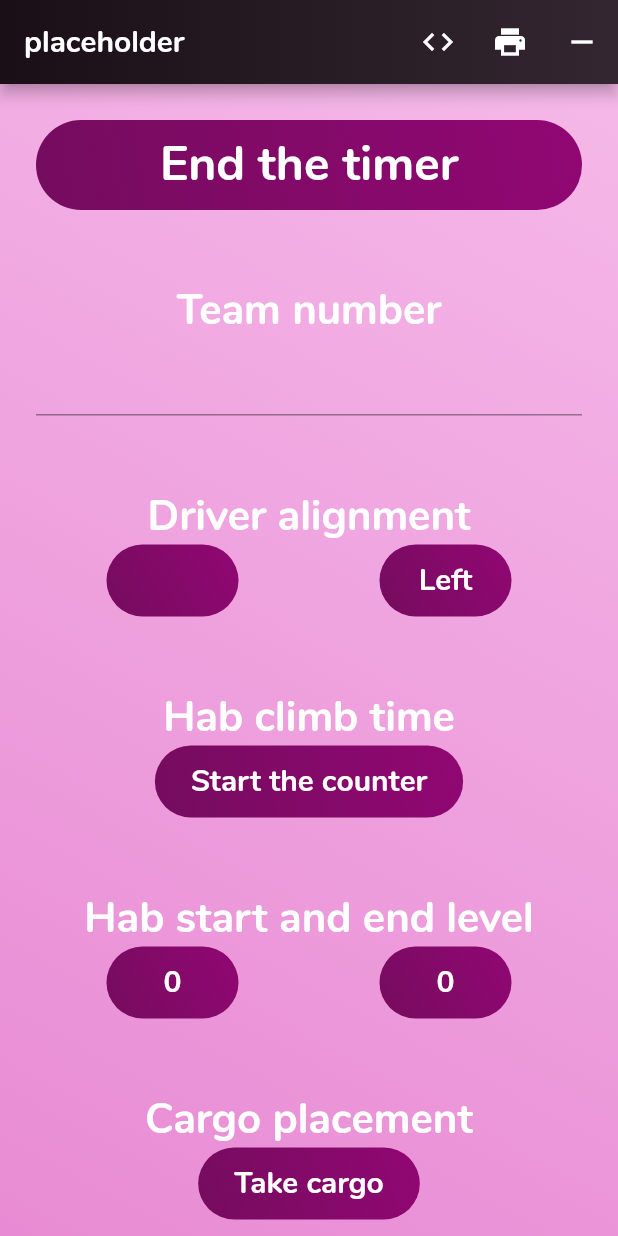
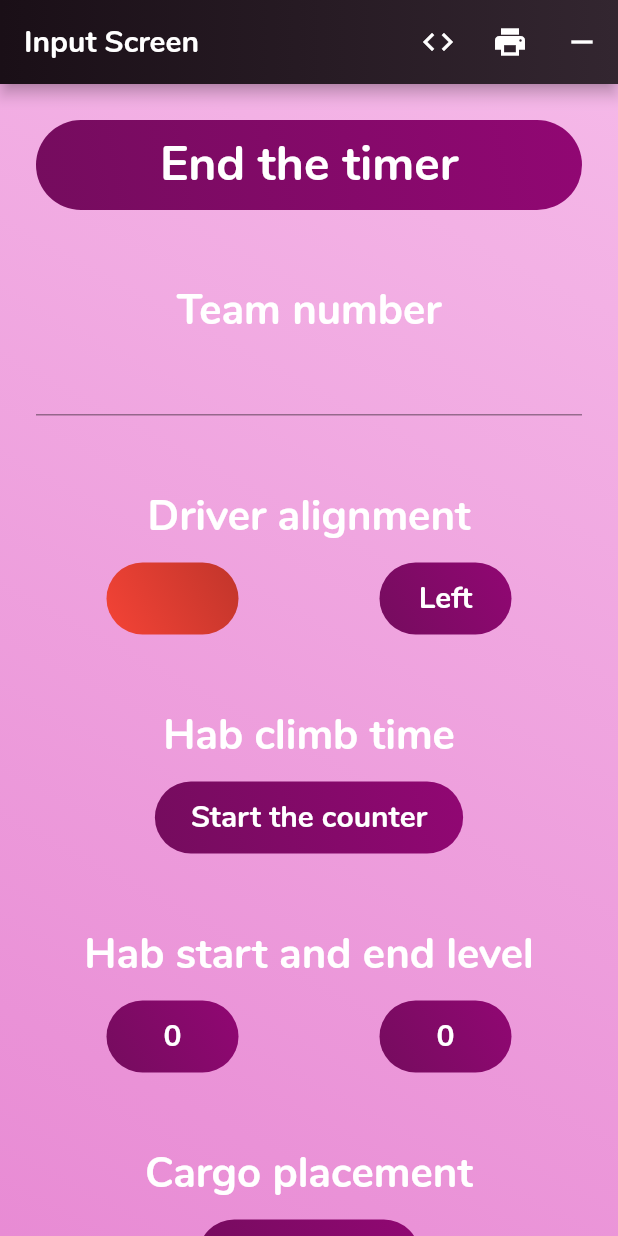
Before and after one commit to altalk23/scouting_app, a Flutter app: the screen it shows after launch, after a tap on "Start the timer", on a phone screen of 412 x 824 dp. Run offline on Flutter 3.47's test engine with Material 2 defaults, Android fonts, the phone set to English and light mode, and no system bars; our stand-ins replace gradient_app_bar, qr_flutter.

Commit message:
Work on style part 2, fix checkbox + color

```diff
--- a/lib/constant.dart
+++ b/lib/constant.dart
@@ -2,4 +2,6 @@ class Constant {
     static const double smallFont = 20;
     static const double mediumFont = 28;
     static const double largeFont = 32;
+    static const double largePadding = 24;
+    static const double padding = 12;
 }
--- a/lib/input/cargo.dart
+++ b/lib/input/cargo.dart
@@ -123,7 +123,9 @@ class _Cargo extends State<Cargo> {
                     label,
                     fontSize: Constant.mediumFont,
                 ),
-
+                SizedBox(
+                    height: Constant.padding,
+                ),
                 CustomButton(
                     child: CustomLabel(
                         textList[0],
--- a/lib/input/crossing_line.dart
+++ b/lib/input/crossing_line.dart
@@ -1,4 +1,5 @@
 import 'package:flutter/material.dart';
+import 'package:scouting_app/widget/custom_checkbox.dart';
 import 'package:scouting_app/widget/custom_label.dart';
 
 import '../constant.dart';
@@ -7,19 +8,20 @@ class CrossingLine extends StatelessWidget {
     CrossingLine({this.label, this.value, this.onChanged});
     final String label;
     final bool value;
-    final ValueChanged<bool> onChanged;
+    final VoidCallback onChanged;
 
 
     @override
     Widget build(BuildContext context) {
+        print("sdafsa"+value.toString());
         return Row(
+            mainAxisAlignment: MainAxisAlignment.center,
             children: <Widget>[
                 CustomLabel(
                     label,
                     fontSize: Constant.mediumFont,
                 ),
-
-                Checkbox(
+                CustomCheckbox(
                     value: value,
                     onChanged: onChanged,
                 ),
--- a/lib/input/driver_station.dart
+++ b/lib/input/driver_station.dart
@@ -19,7 +19,9 @@ class DriverStation extends StatelessWidget {
                     label,
                     fontSize: Constant.mediumFont,
                 ),
-
+                SizedBox(
+                    height: Constant.padding,
+                ),
                 Row(
                     mainAxisAlignment: MainAxisAlignment.spaceAround,
                     children: <Widget>[
--- a/lib/input/hab_climb_time.dart
+++ b/lib/input/hab_climb_time.dart
@@ -21,7 +21,9 @@ class HabClimbTime extends StatelessWidget {
                     label,
                     fontSize: Constant.mediumFont,
                 ),
-
+                SizedBox(
+                    height: Constant.padding,
+                ),
                 CustomButton(
                     child: CustomLabel(
                         counterList[0],
--- a/lib/input/hab_start_and_end_level.dart
+++ b/lib/input/hab_start_and_end_level.dart
@@ -19,6 +19,9 @@ class HabStartEndLevel extends StatelessWidget {
                 CustomLabel(
                     label,
                     fontSize: Constant.mediumFont,
+                ),
+                SizedBox(
+                    height: Constant.padding,
                 ),
                 Row(
                     mainAxisAlignment: MainAxisAlignment.spaceAround,
--- a/lib/input/hatch.dart
+++ b/lib/input/hatch.dart
@@ -122,7 +122,9 @@ class _Hatch extends State<Hatch> {
                     label,
                     fontSize: Constant.mediumFont,
                 ),
-
+                SizedBox(
+                    height: Constant.padding,
+                ),
                 CustomButton(
                     child: CustomLabel(
                         textList[0],
--- a/lib/input/robot_type_and_count.dart
+++ b/lib/input/robot_type_and_count.dart
@@ -20,6 +20,9 @@ class RobotTypeCount extends StatelessWidget {
                 CustomLabel(
                     label,
                     fontSize: Constant.mediumFont,
+                ),
+                SizedBox(
+                    height: Constant.padding,
                 ),
                 Row(
                     mainAxisAlignment: MainAxisAlignment.spaceAround,
--- a/lib/screen/input_screen.dart
+++ b/lib/screen/input_screen.dart
@@ -20,6 +20,8 @@ import 'package:scouting_app/input/team_number.dart';
 import 'package:scouting_app/loop_list.dart';
 import 'package:scouting_app/screen/qr_screen.dart';
 import 'package:scouting_app/widget/custom_label.dart';
+
+import '../constant.dart';
 
 
 class InputScreen extends StatefulWidget {
@@ -77,6 +79,7 @@ class _InputScreen extends State<InputScreen> {
         labelList['autonomous_starts'] = new LoopList(['Cargo', 'Hatch', 'Mixed']);
         labelList['defense_notes'] = new LoopList(['Defense notes']);
         labelList['notes'] = new LoopList(['Notes']);
+        labelList['title'] = new LoopList(['Input Screen']);
 
         // All map initializations
         mainMap['team_number'] = '';
@@ -148,20 +151,25 @@ class _InputScreen extends State<InputScreen> {
             appBar: GradientAppBar(
                 backgroundColorStart: HSVColor.fromAHSV(1, 313, 0.40, 0.10).toColor(),
                 backgroundColorEnd: HSVColor.fromAHSV(1, 313, 0.25, 0.20).toColor(),
-                title: CustomLabel('placeholder'),
+                title: CustomLabel(
+                    labelList['title'][0],
+                    fontSize: Constant.smallFont,
+                ),
                 actions: <Widget>[
                     IconButton(
                         icon: Icon(Icons.code),
-                        onPressed: () =>
-                                Navigator.push(
-                                        context,
-                                        MaterialPageRoute(
-                                                builder: (context) =>
-                                                        QRScreen(
-                                                            history: history,
-                                                        )
-                                        )
+                        onPressed: () {
+                            Navigator.push(
+                                context,
+                                MaterialPageRoute(
+                                    builder: (context) {
+                                        return QRScreen(
+                                            history: history,
+                                        );
+                                    },
                                 ),
+                            );
+                        },
                     ),
                     IconButton(
                         icon: Icon(Icons.print),
@@ -191,7 +199,7 @@ class _InputScreen extends State<InputScreen> {
                     children: <Widget>[
                         //--------------------------------------------------------//
                         Padding(
-                            padding: const EdgeInsets.all(24.0),
+                            padding: const EdgeInsets.all(Constant.largePadding),
                             child: StopwatchButton(
                                 choiceList: labelList['stopwatch'],
                                 onPressed: () {
@@ -220,7 +228,7 @@ class _InputScreen extends State<InputScreen> {
                         ),
                         //--------------------------------------------------------//
                         Padding(
-                            padding: const EdgeInsets.all(24.0),
+                            padding: const EdgeInsets.all(Constant.largePadding),
                             child: TeamNumber(
                                 label: labelList['team_number'][0],
                                 onChanged: (String string) {
@@ -231,7 +239,7 @@ class _InputScreen extends State<InputScreen> {
                         ),
                         //--------------------------------------------------------//
                         Padding(
-                            padding: const EdgeInsets.all(24.0),
+                            padding: const EdgeInsets.all(Constant.largePadding),
                             child: DriverStation(
                                 label: labelList['driver_station'][0],
                                 colorList: labelList['driver_station_color'],
@@ -254,7 +262,7 @@ class _InputScreen extends State<InputScreen> {
                         ),
                         //--------------------------------------------------------//
                         Padding(
-                            padding: const EdgeInsets.all(24.0),
+                            padding: const EdgeInsets.all(Constant.largePadding),
                             child: HabClimbTime(
                                 label: labelList['hab_climb'][0],
                                 counterList: labelList['hab_climb_time'],
@@ -276,7 +284,7 @@ class _InputScreen extends State<InputScreen> {
                         ),
                         //--------------------------------------------------------//
                         Padding(
-                            padding: const EdgeInsets.all(24.0),
+                            padding: const EdgeInsets.all(Constant.largePadding),
                             child: HabStartEndLevel(
                                 label: labelList['hab_level'][0],
                                 startList: labelList['hab_start_level'],
@@ -299,7 +307,7 @@ class _InputScreen extends State<InputScreen> {
                         ),
                         //--------------------------------------------------------//
                         Padding(
-                            padding: const EdgeInsets.all(24.0),
+                            padding: const EdgeInsets.all(Constant.largePadding),
                             child: Cargo(
                                 label: labelList['cargo'][0],
                                 dialogLabel: labelList['cargo'][1],
@@ -310,7 +318,7 @@ class _InputScreen extends State<InputScreen> {
                         ),
                         //--------------------------------------------------------//
                         Padding(
-                            padding: const EdgeInsets.all(24.0),
+                            padding: const EdgeInsets.all(Constant.largePadding),
                             child: Hatch(
                                 label: labelList['hatch'][0],
                                 dialogLabel: labelList['hatch'][1],
@@ -321,7 +329,7 @@ class _InputScreen extends State<InputScreen> {
                         ),
                         //--------------------------------------------------------//
                         Padding(
-                            padding: const EdgeInsets.all(24.0),
+                            padding: const EdgeInsets.all(Constant.largePadding),
                             child: RobotTypeCount(
                                 label: labelList['robot'][0],
                                 typeList: labelList['robot_type'],
@@ -345,13 +353,13 @@ class _InputScreen extends State<InputScreen> {
                         ),
                         //--------------------------------------------------------//
                         Padding(
-                            padding: const EdgeInsets.all(24.0),
+                            padding: const EdgeInsets.all(Constant.largePadding),
                             child: CrossingLine(
                                 label: labelList['crossing_line'][0],
                                 value: crossesLine,
-                                onChanged: (bool value) {
+                                onChanged: () {
                                     setState(() {
-                                        crossesLine = value;
+                                        crossesLine = !crossesLine;
                                         mainMap['crossing_line'] = crossesLine;
                                         labelList['crossing_line'].loop();
                                         print(mainMap.toString());
@@ -361,7 +369,7 @@ class _InputScreen extends State<InputScreen> {
                         ),
                         //--------------------------------------------------------//
                         Padding(
-                            padding: const EdgeInsets.all(24.0),
+                            padding: const EdgeInsets.all(Constant.largePadding),
                             child: AutonomousStarts(
                                 label: labelList['autonomous'][0],
                                 autonomousList: labelList['autonomous_starts'],
@@ -377,7 +385,7 @@ class _InputScreen extends State<InputScreen> {
                         ),
                         //--------------------------------------------------------//
                         Padding(
-                            padding: const EdgeInsets.all(24.0),
+                            padding: const EdgeInsets.all(Constant.largePadding),
                             child: DefenseNotes(
                                 label: labelList['defense_notes'][0],
                                 onChanged: (String string) {
@@ -388,7 +396,7 @@ class _InputScreen extends State<InputScreen> {
                         ),
                         //--------------------------------------------------------//
                         Padding(
-                            padding: const EdgeInsets.all(24.0),
+                            padding: const EdgeInsets.all(Constant.largePadding),
                             child: Notes(
                                 label: labelList['notes'][0],
                                 onChanged: (String string) {
--- a/lib/widget/custom_button.dart
+++ b/lib/widget/custom_button.dart
@@ -3,28 +3,40 @@ import 'package:flutter/material.dart';
 import 'package:flutter/foundation.dart';
 
 class CustomButton extends StatelessWidget {
-    CustomButton({@required this.onPressed, this.child, this.color});
 
+    HSVColor hsvColor;
     final VoidCallback onPressed;
     final Widget child;
     final Color color;
+
+    CustomButton({@required this.onPressed, this.child, this.color}) {
+        if (color != null) {
+            hsvColor = HSVColor.fromColor(color);
+            hsvColor = HSVColor.fromAHSV(hsvColor.alpha, hsvColor.hue, hsvColor.saturation, hsvColor.value - 0.20);
+        }
+    }
 
     @override
     Widget build(BuildContext context) {
         // TODO: implement button
         return Container(
             decoration: ShapeDecoration(
-                gradient: LinearGradient(
-                    begin: Alignment.bottomLeft,
-                    end: Alignment.topRight,
-                    colors: [HSVColor.fromAHSV(1, 313, 0.90, 0.46).toColor(), HSVColor.fromAHSV(1, 313, 0.95, 0.57).toColor()]
+                gradient: color == null ? LinearGradient(
+                        begin: Alignment.bottomLeft,
+                        end: Alignment.topRight,
+                        colors: [HSVColor.fromAHSV(1, 313, 0.90, 0.46).toColor(), HSVColor.fromAHSV(1, 313, 0.95, 0.57).toColor()]
+                ) : LinearGradient(
+                        begin: Alignment.bottomLeft,
+                        end: Alignment.topRight,
+                        colors: [color, hsvColor.toColor()]
                 ),
                 shape: StadiumBorder(),
+
             ),
             child: RawMaterialButton(
-                child: Padding(
-                  padding: const EdgeInsets.symmetric(vertical: 8.0, horizontal: 24.0),
-                  child: child,
+                child: Container(
+                    padding: const EdgeInsets.symmetric(vertical: 8.0, horizontal: 24.0),
+                    child: child,
                 ),
                 onPressed: onPressed,
                 shape: StadiumBorder(),
--- /dev/null
+++ b/lib/widget/custom_checkbox.dart
@@ -0,0 +1,35 @@
+import 'dart:core';
+import 'package:flutter/material.dart';
+import 'package:flutter/foundation.dart';
+
+class CustomCheckbox extends StatelessWidget {
+    CustomCheckbox({this.value, this.onChanged});
+
+    final bool value;
+    final VoidCallback onChanged;
+
+    @override
+    Widget build(BuildContext context) {
+        return Container(
+            decoration: ShapeDecoration(
+                gradient: LinearGradient(
+                        begin: Alignment.bottomLeft,
+                        end: Alignment.topRight,
+                        colors: [HSVColor.fromAHSV(1, 313, 0.90, 0.46).toColor(), HSVColor.fromAHSV(1, 313, 0.95, 0.57).toColor()]
+                ),
+                shape: CircleBorder(),
+            ),
+            child: RawMaterialButton(
+                child: value ? Icon(
+                    Icons.check,
+                    color: Colors.white,
+                    size: 30.0,
+                ) : null,
+                onPressed: onChanged,
+                shape: CircleBorder(),
+            ),
+        );
+    }
+
+
+}
```
